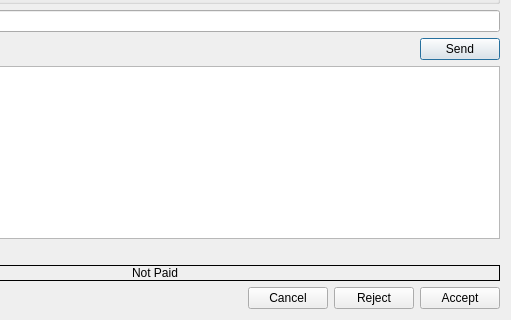
Above: quickevent/app/quickevent/plugins/Event/src/services/qx/lateentrydialog.ui from Quick-Box/quickevent before the change; both pictures show x 201 to 712 and y 376 to 696 of the 712 by 696 pixel window. Below: the same form after it.
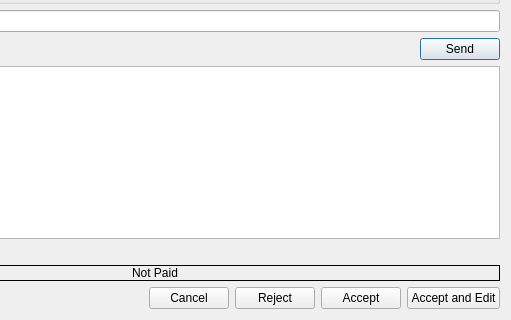
That is the form after the change.

Commit message:
Add Accept and Edit option to LateEntryDialog
Emit editCompetitor when user chooses Accept and Edit; save the
competitor id after resolving changes; connect the dialog to open the
competitor edit dialog from QxLateEntriesWidget. Comment out unused
EventChange struct in runchange.h.

```diff
--- a/quickevent/app/quickevent/plugins/Event/src/services/qx/lateentrydialog.ui
+++ b/quickevent/app/quickevent/plugins/Event/src/services/qx/lateentrydialog.ui
@@ -432,6 +432,13 @@
        </property>
       </widget>
      </item>
+     <item>
+      <widget class="QPushButton" name="btAcceptAndEdit">
+       <property name="text">
+        <string>Accept and Edit</string>
+       </property>
+      </widget>
+     </item>
     </layout>
    </item>
   </layout>
```
The commit also changes 4 other files.
